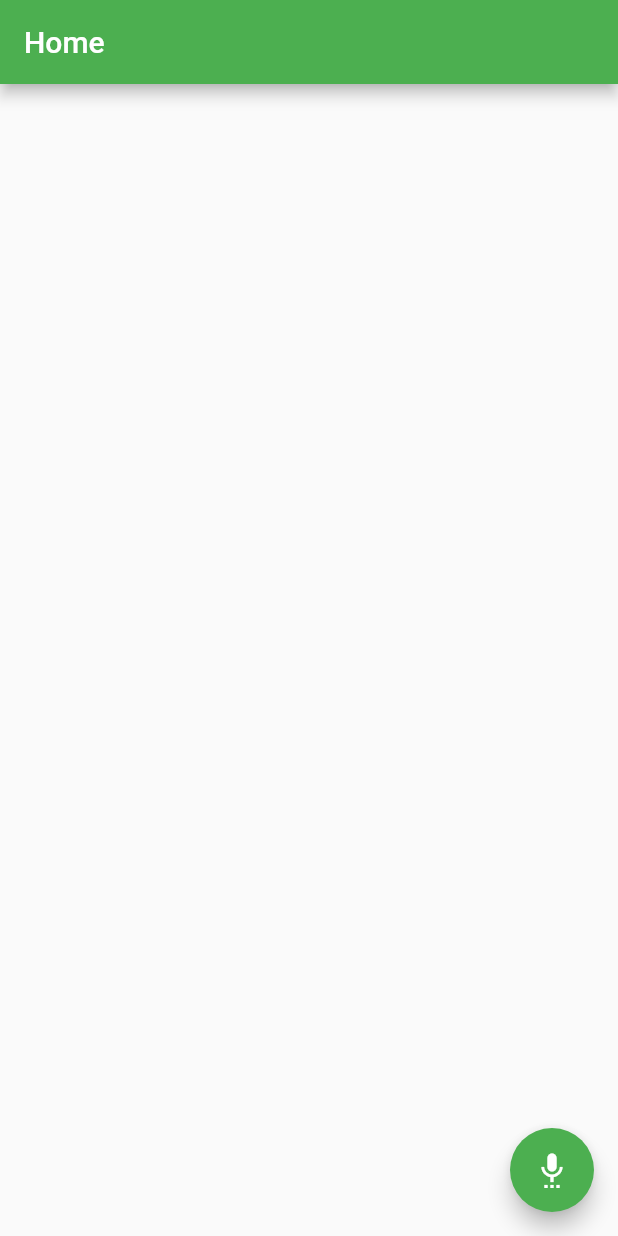
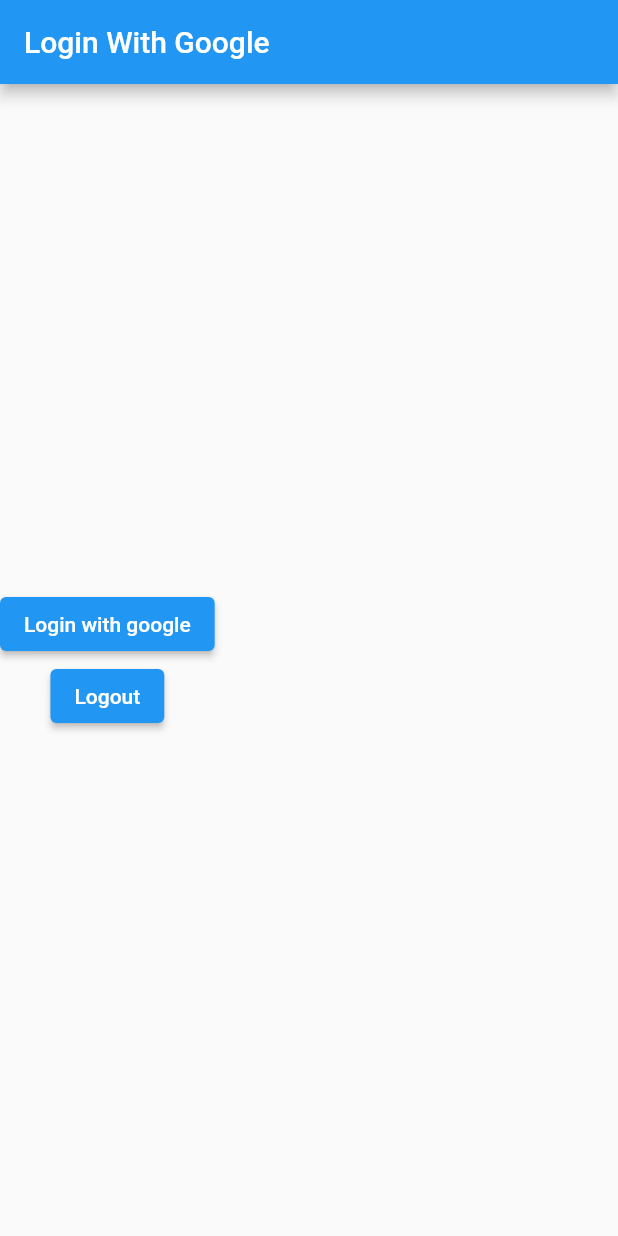
Before and after one commit to Keiji-morita/i-Listner-forfebularyHackathon, a Flutter app: the screen it shows after launch, on a phone screen of 412 x 824 dp. Run offline on Flutter 3.47's test engine with Material 2 defaults, Android fonts, the phone set to English and light mode, and no system bars; our stand-ins replace avatar_glow, firebase_auth, firebase_core, google_sign_in, permission_handler, speech_to_text; missing offline and left inert: clipboard; accounts and stored records are empty.

```diff
--- /dev/null
+++ b/lib/login_page.dart
@@ -0,0 +1,42 @@
+import 'package:firebase_auth/firebase_auth.dart';
+import 'package:flutter/material.dart';
+import 'package:google_sign_in/google_sign_in.dart';
+import 'package:secondfebproject/services/auth.dart';
+
+class LoginWithGoogle extends StatefulWidget {
+  const LoginWithGoogle({Key? key}) : super(key: key);
+
+  @override
+  _LoginWithGoogleState createState() => _LoginWithGoogleState();
+}
+
+class _LoginWithGoogleState extends State<LoginWithGoogle> {
+
+  @override
+  Widget build(BuildContext context) {
+    return Scaffold(
+      appBar: AppBar(
+        title: Text("Login With Google"),
+      ),
+      body: Container(
+        child: Column(
+          mainAxisAlignment: MainAxisAlignment.center,
+          children: [
+            ElevatedButton(onPressed: () async {
+              Authentication.signInWithGoogle();
+            }, child: Text("Login with google")),
+
+            ElevatedButton(onPressed: () async {
+              await FirebaseAuth.instance.signOut();
+
+              await GoogleSignIn().signOut();
+              setState(() {
+
+              });
+            }, child: Text("Logout"))
+          ],
+        ),
+      ),
+    );
+  }
+}
--- a/lib/main.dart
+++ b/lib/main.dart
@@ -1,7 +1,16 @@
+import 'package:firebase_core/firebase_core.dart';
 import 'package:flutter/material.dart';
 import 'package:secondfebproject/memoArea.dart';
 
-void main() {
+import 'firebase_options.dart';
+import 'login_page.dart';
+
+Future<void> main() async{
+  WidgetsFlutterBinding.ensureInitialized();
+
+  await Firebase.initializeApp(
+    options: DefaultFirebaseOptions.currentPlatform,
+);
   runApp(const MyApp());
 }
 
@@ -17,7 +26,7 @@ class MyApp extends StatelessWidget {
 
         primarySwatch: Colors.blue,
       ),
-      home: memoArea(),
+      home: LoginWithGoogle(),
     );
   }
 }
--- a/pubspec.yaml
+++ b/pubspec.yaml
@@ -40,6 +40,9 @@ dependencies:
   clipboard:
   avatar_glow:
   flutter_launcher_icons:
+  firebase_core: ^1.17.1
+  firebase_auth: ^3.3.19
+  google_sign_in: ^5.3.3
 
 flutter_icons:
   android: true
```
Also changed, not shown: lib/services/auth.dart (added, +92 -0 lines), lib/firebase_options.dart (added), pubspec.lock, 10 other files.
